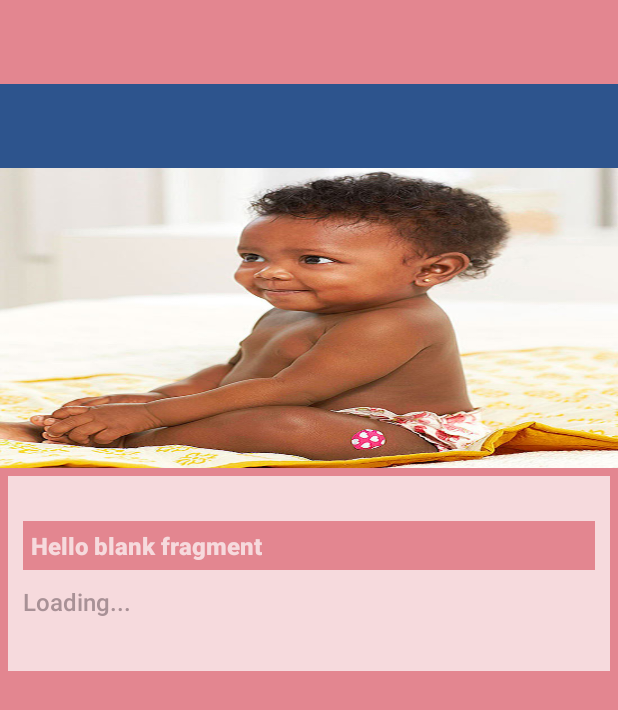
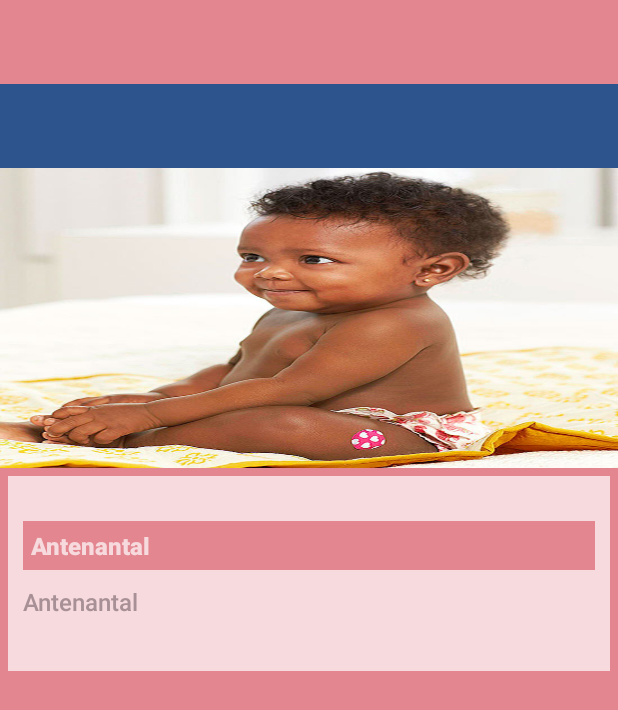
Before and after one commit to adavuruku/Antenatal-Mobile-App, an Android app: the layout activity_read_tips.xml on its own in the app's theme, with its tools: preview values and no code run, on a phone screen of 412 x 824 dp. Shown: the top 710 px of the screen. Run offline under Robolectric (Android 15) with nearby library versions, the phone set to English and light mode, and no system bars; plain views replace SubtitleCollapsingToolbarLayout.

Commit message:
Made Some Changes to Main Activity and Add To Github

```diff
--- a/app/src/main/java/com/example/antenatal/MainActivity.java
+++ b/app/src/main/java/com/example/antenatal/MainActivity.java
@@ -190,7 +190,7 @@ public class MainActivity extends AppCompatActivity {
         @Override
         protected void onPostExecute(String s) {
             super.onPostExecute(s);
-            Intent intent = new Intent(getApplication(),about.class);
+            Intent intent = new Intent(getApplication(),TrimesterTips.class);
             startActivity(intent);
             overridePendingTransition(R.anim.right_in, R.anim.left_out);
             finish();
--- a/app/src/main/res/layout/activity_read_tips.xml
+++ b/app/src/main/res/layout/activity_read_tips.xml
@@ -78,7 +78,7 @@
                 android:fontFamily="sans-serif-medium"
                 android:padding="5dp"
 
-                android:text="@string/hello_blank_fragment"
+                android:text="@string/app_name"
                 android:textColor="@color/colorWhite"
                 android:lineSpacingExtra="10dp"
                 android:textStyle="bold"
@@ -93,7 +93,7 @@
                 android:lineHeight="25dp"
                 android:textSize="16dp"
                 android:minLines="2"
-                android:text="@string/load"
+                android:text="@string/app_name"
                 android:justificationMode="inter_word"
                 android:lineSpacingExtra="10dp"
                 android:layout_gravity="center_horizontal"
```
